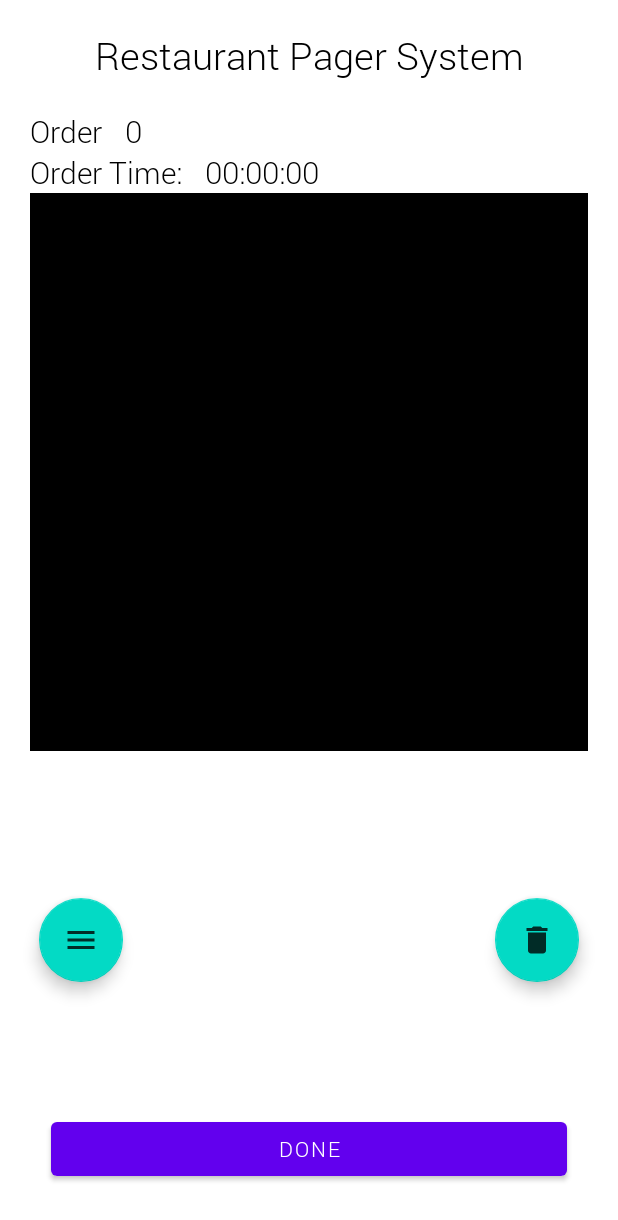
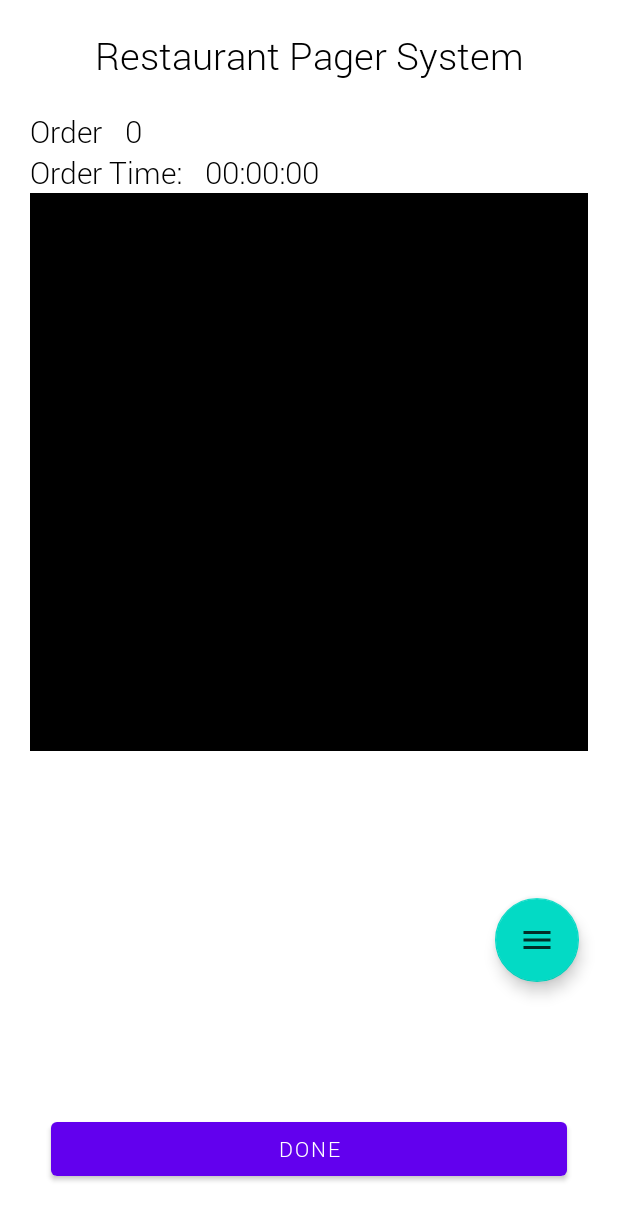
Before and after one commit to TheAp0cryphal/1Food, an Android app: the fragment FoodOrderFragment placed in its activity, on a phone screen of 412 x 824 dp. Shown: the top 1220 px of the screen. Run offline under Robolectric (Android 15) with nearby library versions, the phone set to English and light mode, and no system bars; our stand-ins replace Firebase (no records; nobody signed in at launch, a user with empty details on screens opened directly); 3 statements that could not run were skipped.

Commit message:
Fix removing food order bug

```diff
--- a/app/src/main/java/com/project/onefood/PagerSystem/viewmodels/FoodOrdersViewModel.kt
+++ b/app/src/main/java/com/project/onefood/PagerSystem/viewmodels/FoodOrdersViewModel.kt
@@ -11,7 +11,7 @@ import androidx.lifecycle.ViewModel
 import com.project.onefood.PagerSystem.data.FoodOrders
 
 class FoodOrdersViewModel: ViewModel() {
-    val _foodOrders: MutableLiveData<FoodOrders> = MutableLiveData<FoodOrders>(FoodOrders())
+    private val _foodOrders: MutableLiveData<FoodOrders> = MutableLiveData<FoodOrders>(FoodOrders())
     var foodOrders: FoodOrders
         get() = _foodOrders.value!!
         set(value) { _foodOrders.value = value }
--- a/app/src/main/res/layout/fragment_food_order.xml
+++ b/app/src/main/res/layout/fragment_food_order.xml
@@ -75,16 +75,6 @@
         android:layout_margin="16dp"
         android:src="@drawable/ic_menu_food_order"
         app:layout_constraintBottom_toTopOf="@+id/doneButton"
-        app:layout_constraintStart_toStartOf="parent"
-        app:layout_constraintTop_toBottomOf="@+id/linearLayout5" />
-
-    <com.google.android.material.floatingactionbutton.FloatingActionButton
-        android:id="@+id/deleteActionButton"
-        android:layout_width="wrap_content"
-        android:layout_height="wrap_content"
-        android:layout_margin="16dp"
-        android:src="@drawable/ic_delete_food_order"
-        app:layout_constraintBottom_toTopOf="@+id/doneButton"
         app:layout_constraintEnd_toEndOf="parent"
         app:layout_constraintTop_toBottomOf="@+id/linearLayout5" />
 
```
Also changed, not shown: app/src/main/java/com/project/onefood/PagerSystem/fragments/FoodOrderFragment.kt (+20 -35 lines).
